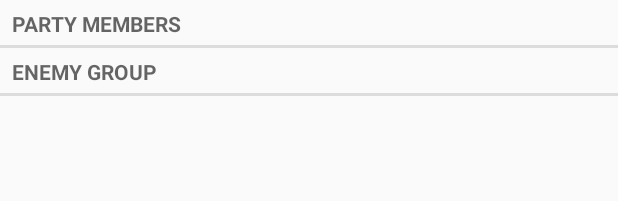
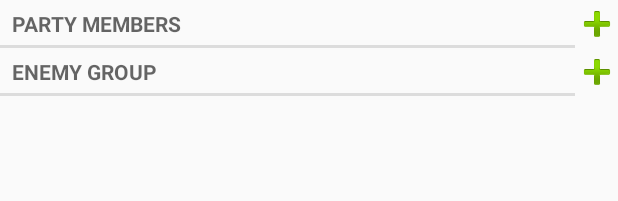
Before and after one commit to vfpimenta/dm-studio, an Android app: the layout fragment_encounter_calculator.xml on its own in the app's theme, with its tools: preview values and no code run, on a phone screen of 412 x 824 dp. Shown: the top 201 px of the screen. Run offline under Robolectric (Android 15) with nearby library versions, the phone set to English and light mode, and no system bars.

Commit message:
Multiple rows behaviour.

```diff
--- a/app/src/main/res/layout/fragment_encounter_calculator.xml
+++ b/app/src/main/res/layout/fragment_encounter_calculator.xml
@@ -16,6 +16,12 @@
             android:layout_weight="1"
             android:orientation="vertical">
 
+            <LinearLayout
+                android:layout_width="match_parent"
+                android:layout_height="wrap_content"
+                android:orientation="horizontal"
+                android:weightSum="10">
+
                 <TextView
                     xmlns:android="http://schemas.android.com/apk/res/android"
                     android:layout_width="fill_parent"
@@ -24,14 +30,31 @@
                     android:paddingBottom="2dip"
                     android:paddingLeft="5dip"
                     android:text="Party members"
+                    android:layout_weight="9"
                     style="?android:attr/listSeparatorTextViewStyle" />
 
-            <RelativeLayout
+                <ImageButton
+                    android:id="@+id/add_player"
+                    android:layout_width="wrap_content"
+                    android:layout_height="wrap_content"
+                    android:layout_weight="1"
+                    android:background="@null"
+                    android:src="@android:drawable/ic_input_add" />
+            </LinearLayout>
+
+            <LinearLayout
                 android:id="@+id/player_container"
                 android:layout_width="match_parent"
-                android:layout_height="wrap_content">
+                android:layout_height="wrap_content"
+                android:orientation="vertical">
 
-            </RelativeLayout>
+            </LinearLayout>
+
+            <LinearLayout
+                android:layout_width="match_parent"
+                android:layout_height="wrap_content"
+                android:orientation="horizontal"
+                android:weightSum="10">
 
                 <TextView
                     xmlns:android="http://schemas.android.com/apk/res/android"
@@ -41,14 +64,25 @@
                     android:paddingBottom="2dip"
                     android:paddingLeft="5dip"
                     android:text="Enemy group"
+                    android:layout_weight="9"
                     style="?android:attr/listSeparatorTextViewStyle" />
 
-            <RelativeLayout
+                <ImageButton
+                    android:id="@+id/add_enemy"
+                    android:layout_width="wrap_content"
+                    android:layout_height="wrap_content"
+                    android:layout_weight="1"
+                    android:background="@null"
+                    android:src="@android:drawable/ic_input_add" />
+            </LinearLayout>
+
+            <LinearLayout
                 android:id="@+id/enemy_container"
                 android:layout_width="match_parent"
-                android:layout_height="wrap_content">
+                android:layout_height="wrap_content"
+                android:orientation="vertical">
 
-            </RelativeLayout>
+            </LinearLayout>
 
         </LinearLayout>
     </ScrollView>
```
Also changed, not shown: app/src/main/java/vfpimenta/dungeonmasterstudio/fragments/EncounterCalculatorFragment.java (+36 -4 lines). Lines whose indentation alone changed are shown as unchanged.
